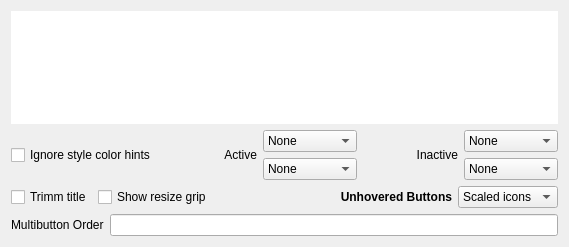
Above: kwin/configdialog.ui from deiv/bespin-pkg before the change. Below: the same form after it.
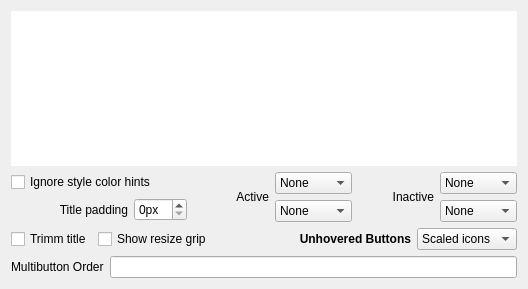
That is the form after the change.

Commit message: option to control titlebar vertical padding

```diff
--- a/kwin/configdialog.ui
+++ b/kwin/configdialog.ui
@@ -5,15 +5,15 @@
    <rect>
     <x>0</x>
     <y>0</y>
-    <width>569</width>
-    <height>247</height>
+    <width>528</width>
+    <height>289</height>
    </rect>
   </property>
   <property name="windowTitle" >
    <string>Bespin KWin Client Config</string>
   </property>
   <layout class="QGridLayout" name="gridLayout" >
-   <item row="0" column="0" colspan="2" >
+   <item row="0" column="0" colspan="6" >
     <widget class="QTextBrowser" name="onlinehelp" >
      <property name="frameShape" >
       <enum>QFrame::NoFrame</enum>
@@ -24,7 +24,7 @@
     </widget>
    </item>
    <item row="1" column="0" colspan="2" >
-    <layout class="QHBoxLayout" name="horizontalLayout" >
+    <layout class="QVBoxLayout" name="verticalLayout_3" >
      <item>
       <widget class="QCheckBox" name="forceUserColors" >
        <property name="text" >
@@ -33,6 +33,38 @@
       </widget>
      </item>
      <item>
+      <layout class="QHBoxLayout" name="horizontalLayout" >
+       <item>
+        <widget class="QLabel" name="label_5" >
+         <property name="text" >
+          <string>Title padding</string>
+         </property>
+         <property name="alignment" >
+          <set>Qt::AlignRight|Qt::AlignTrailing|Qt::AlignVCenter</set>
+         </property>
+        </widget>
+       </item>
+       <item>
+        <widget class="QSpinBox" name="titlePadding" >
+         <property name="sizePolicy" >
+          <sizepolicy vsizetype="Fixed" hsizetype="Maximum" >
+           <horstretch>0</horstretch>
+           <verstretch>0</verstretch>
+          </sizepolicy>
+         </property>
+         <property name="suffix" >
+          <string>px</string>
+         </property>
+         <property name="maximum" >
+          <number>10</number>
+         </property>
+        </widget>
+       </item>
+      </layout>
+     </item>
+    </layout>
+   </item>
+   <item row="1" column="2" >
       <widget class="QLabel" name="label_2" >
        <property name="text" >
         <string>Active</string>
@@ -42,7 +74,7 @@
        </property>
       </widget>
      </item>
-     <item>
+   <item row="1" column="3" >
       <layout class="QVBoxLayout" name="verticalLayout_2" >
        <item>
         <widget class="QComboBox" name="actGrad" >
@@ -120,7 +152,7 @@
        </item>
       </layout>
      </item>
-     <item>
+   <item row="1" column="4" >
       <widget class="QLabel" name="label" >
        <property name="text" >
         <string>Inactive</string>
@@ -130,7 +162,7 @@
        </property>
       </widget>
      </item>
-     <item>
+   <item row="1" column="5" >
       <layout class="QVBoxLayout" name="verticalLayout" >
        <item>
         <widget class="QComboBox" name="inactGrad" >
@@ -208,9 +240,7 @@
        </item>
       </layout>
      </item>
-    </layout>
-   </item>
-   <item row="2" column="0" colspan="2" >
+   <item row="2" column="0" colspan="6" >
     <layout class="QHBoxLayout" name="horizontalLayout_2" >
      <item>
       <widget class="QCheckBox" name="trimmTitle" >
@@ -283,7 +313,7 @@
      </property>
     </widget>
    </item>
-   <item row="3" column="1" >
+   <item row="3" column="1" colspan="5" >
     <widget class="QLineEdit" name="multibutton" />
    </item>
   </layout>
```
Lines whose indentation alone changed are shown as unchanged. The commit also changes 3 other files.
